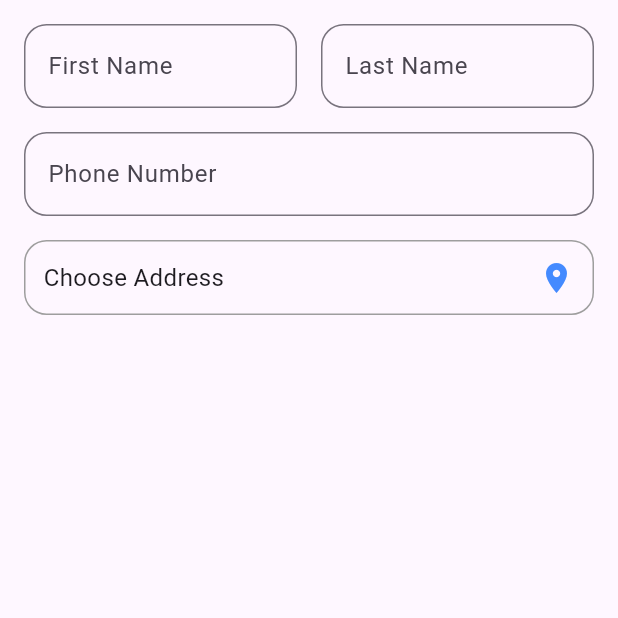
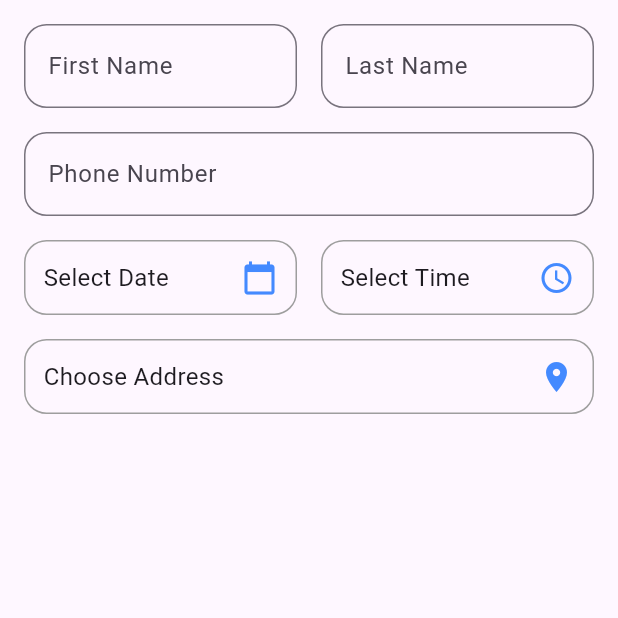
Before and after one commit to GauravC02/DineSmart, a Flutter app: the AddressPage screen opened directly, on a phone screen of 412 x 824 dp, the top half of it. Run offline on Flutter 3.47's test engine with Material 3 defaults, Android fonts, the phone set to English and light mode, and no system bars; our stand-ins replace geocoding, geolocator, google_maps_flutter; missing offline and left inert: qr_code_scanner.

Commit message:
"Added date and time pickers to AddressPage, updated CartPage to clear quantities, added Item class and sample data to Categories, and modified RestaurantProfilePage to pass updateItemQuantity function."

```diff
--- a/dinesmart/lib/address.dart
+++ b/dinesmart/lib/address.dart
@@ -15,6 +15,8 @@ class _AddressPageState extends State<AddressPage> {
   String name = '';
   String address = '';
   String phoneNumber = '';
+  DateTime? selectedDate;
+  TimeOfDay? selectedTime;
 
   @override
   Widget build(BuildContext context) {
@@ -24,6 +26,7 @@ class _AddressPageState extends State<AddressPage> {
       body: Padding(
         padding: const EdgeInsets.all(16.0),
         child: Column(
+          crossAxisAlignment: CrossAxisAlignment.stretch,
           children: [
             Row(
               children: [
@@ -72,6 +75,64 @@ class _AddressPageState extends State<AddressPage> {
                   borderRadius: BorderRadius.circular(15.0),
                 ),
               ),
+            ),
+            SizedBox(height: 16.0),
+            Row(
+              children: [
+                Expanded(
+                  child: GestureDetector(
+                    onTap: () {
+                      _selectDate(context);
+                    },
+                    child: Container(
+                      decoration: BoxDecoration(
+                        border: Border.all(color: Colors.grey),
+                        borderRadius: BorderRadius.circular(15.0),
+                      ),
+                      padding: EdgeInsets.all(12.0),
+                      child: Row(
+                        mainAxisAlignment: MainAxisAlignment.spaceBetween,
+                        children: [
+                          Text(
+                            selectedDate != null
+                                ? '${selectedDate!.day}/${selectedDate!.month}/${selectedDate!.year}'
+                                : 'Select Date',
+                            style: TextStyle(fontSize: 16.0),
+                          ),
+                          Icon(Icons.calendar_today, color: Colors.blueAccent),
+                        ],
+                      ),
+                    ),
+                  ),
+                ),
+                SizedBox(width: 16.0),
+                Expanded(
+                  child: GestureDetector(
+                    onTap: () {
+                      _selectTime(context);
+                    },
+                    child: Container(
+                      decoration: BoxDecoration(
+                        border: Border.all(color: Colors.grey),
+                        borderRadius: BorderRadius.circular(15.0),
+                      ),
+                      padding: EdgeInsets.all(12.0),
+                      child: Row(
+                        mainAxisAlignment: MainAxisAlignment.spaceBetween,
+                        children: [
+                          Text(
+                            selectedTime != null
+                                ? '${selectedTime!.hour}:${selectedTime!.minute}'
+                                : 'Select Time',
+                            style: TextStyle(fontSize: 16.0),
+                          ),
+                          Icon(Icons.access_time, color: Colors.blueAccent),
+                        ],
+                      ),
+                    ),
+                  ),
+                ),
+              ],
             ),
             SizedBox(height: 16.0),
             GestureDetector(
@@ -133,4 +194,32 @@ class _AddressPageState extends State<AddressPage> {
   String _buildAddressString(Placemark placemark) {
     return '${placemark.street}, ${placemark.locality}';
   }
+
+  Future<void> _selectDate(BuildContext context) async {
+    final DateTime? picked = await showDatePicker(
+      context: context,
+      initialDate: DateTime.now(),
+      firstDate: DateTime.now(),
+      lastDate: DateTime(DateTime.now().year + 5),
+    );
+
+    if (picked != null && picked != selectedDate) {
+      setState(() {
+        selectedDate = picked;
+      });
+    }
+  }
+
+  Future<void> _selectTime(BuildContext context) async {
+    final TimeOfDay? picked = await showTimePicker(
+      context: context,
+      initialTime: TimeOfDay.now(),
+    );
+
+    if (picked != null && picked != selectedTime) {
+      setState(() {
+        selectedTime = picked;
+      });
+    }
+  }
 }
--- a/dinesmart/lib/restaurantdine.dart
+++ b/dinesmart/lib/restaurantdine.dart
@@ -90,7 +90,6 @@ class _RestaurantProfilePageState extends State<RestaurantProfilePage> {
                                       })
                                   .toList(),
                               restaurantName: widget.restaurant.name,
-                              // Pass the function to synchronize quantities
                               updateItemQuantity: _onQuantityChanged,
                             ),
                           ),
```
Also changed, not shown: dinesmart/lib/cart.dart (+12 -0 lines), dinesmart/lib/categories.dart (+40 -5 lines).
